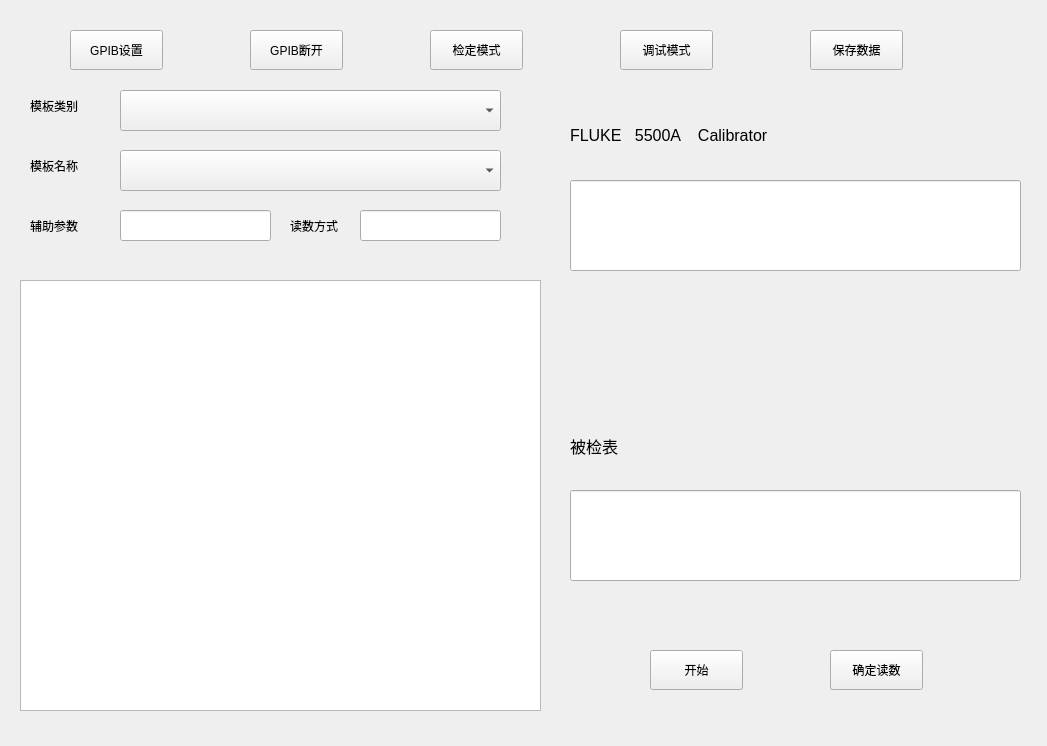
First picture: the form in frminspect/frminspectproject.ui, repository richardzjq/instrument_correction, before the edit.
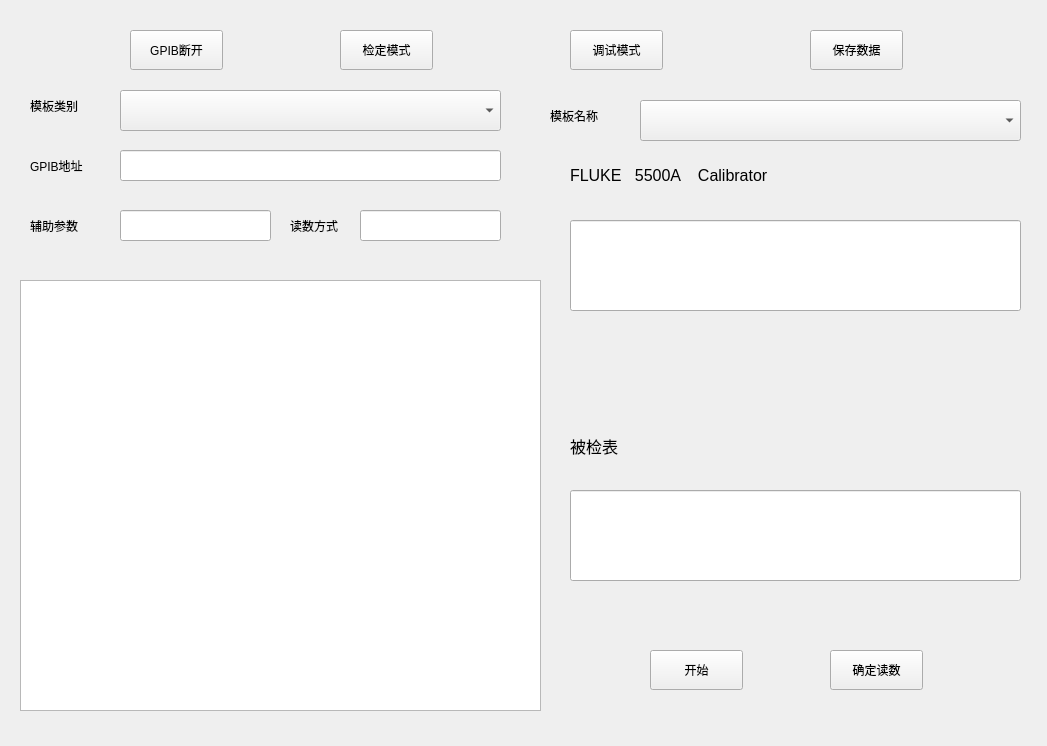
Second picture: the form after the edit.

What changed in the file:
```diff
--- a/frminspect/frminspectproject.ui
+++ b/frminspect/frminspectproject.ui
@@ -22,29 +22,10 @@
      <height>80</height>
     </rect>
    </property>
-   <widget class="QPushButton" name="btn_gpib_set">
-    <property name="geometry">
-     <rect>
-      <x>50</x>
-      <y>20</y>
-      <width>93</width>
-      <height>40</height>
-     </rect>
-    </property>
-    <property name="sizePolicy">
-     <sizepolicy hsizetype="Fixed" vsizetype="Expanding">
-      <horstretch>0</horstretch>
-      <verstretch>0</verstretch>
-     </sizepolicy>
-    </property>
-    <property name="text">
-     <string>GPIB设置</string>
-    </property>
-   </widget>
    <widget class="QPushButton" name="btn_gpib_disconnect">
     <property name="geometry">
      <rect>
-      <x>230</x>
+      <x>110</x>
       <y>20</y>
       <width>93</width>
       <height>40</height>
@@ -63,7 +44,7 @@
    <widget class="QPushButton" name="btn_inspect_mode">
     <property name="geometry">
      <rect>
-      <x>410</x>
+      <x>320</x>
       <y>20</y>
       <width>93</width>
       <height>40</height>
@@ -82,7 +63,7 @@
    <widget class="QPushButton" name="btn_debug_mode">
     <property name="geometry">
      <rect>
-      <x>600</x>
+      <x>550</x>
       <y>20</y>
       <width>93</width>
       <height>40</height>
@@ -144,8 +125,8 @@
   <widget class="QLabel" name="label_template_name">
    <property name="geometry">
     <rect>
-     <x>30</x>
-     <y>150</y>
+     <x>550</x>
+     <y>100</y>
      <width>71</width>
      <height>31</height>
     </rect>
@@ -190,8 +171,8 @@
   <widget class="QComboBox" name="comboBox_template_name">
    <property name="geometry">
     <rect>
-     <x>120</x>
-     <y>150</y>
+     <x>640</x>
+     <y>100</y>
      <width>381</width>
      <height>41</height>
     </rect>
@@ -214,7 +195,7 @@
    <property name="geometry">
     <rect>
      <x>570</x>
-     <y>120</y>
+     <y>160</y>
      <width>391</width>
      <height>31</height>
     </rect>
@@ -232,7 +213,7 @@
    <property name="geometry">
     <rect>
      <x>570</x>
-     <y>180</y>
+     <y>220</y>
      <width>451</width>
      <height>91</height>
     </rect>
@@ -314,6 +295,29 @@
     </rect>
    </property>
   </widget>
+  <widget class="QLabel" name="label_gpib_address">
+   <property name="geometry">
+    <rect>
+     <x>30</x>
+     <y>150</y>
+     <width>71</width>
+     <height>31</height>
+    </rect>
+   </property>
+   <property name="text">
+    <string>GPIB地址</string>
+   </property>
+  </widget>
+  <widget class="QLineEdit" name="lineEdit_gpib_address">
+   <property name="geometry">
+    <rect>
+     <x>120</x>
+     <y>150</y>
+     <width>381</width>
+     <height>31</height>
+    </rect>
+   </property>
+  </widget>
  </widget>
  <resources/>
  <connections/>
```
